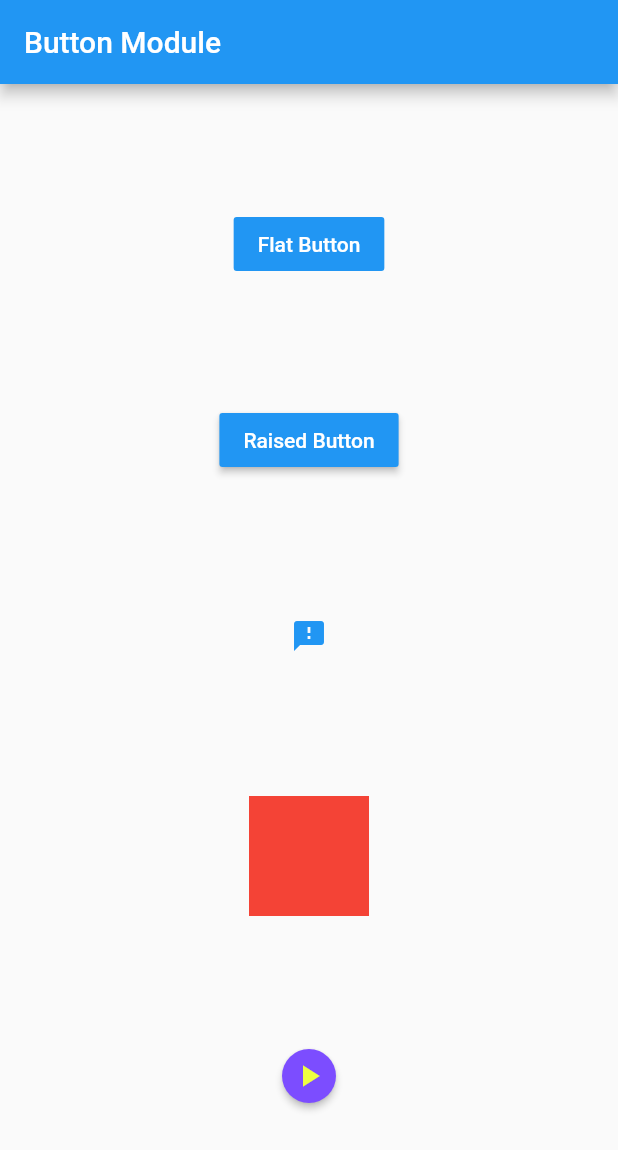
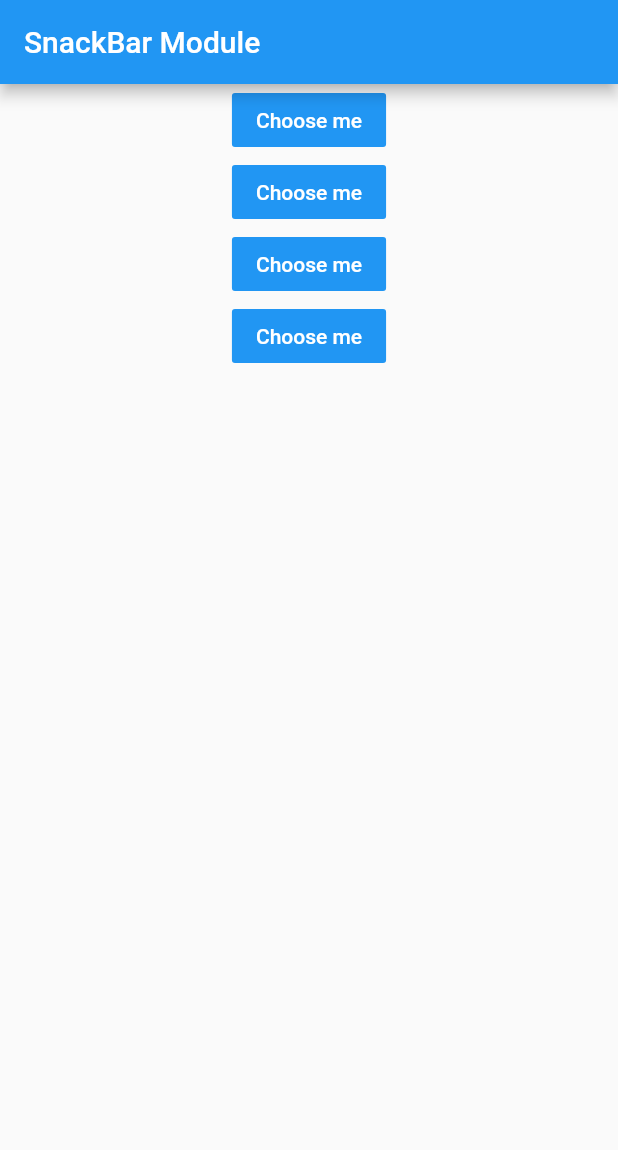
Before and after one commit to rendiwithi/flutter_example, a Flutter app: the screen it shows after launch, on a phone screen of 412 x 824 dp. Shown: the top 1150 px of the screen. Run offline on Flutter 3.47's test engine with Material 2 defaults, Android fonts, the phone set to English and light mode, and no system bars.

Commit message:
Menambahkan file SnackBar fix

```diff
--- a/lib/main.dart
+++ b/lib/main.dart
@@ -5,6 +5,7 @@ import 'package:flutter_example/module/buttonMod.dart';
 import 'package:flutter_example/module/containerMod.dart';
 import 'package:flutter_example/module/materialAppMod.dart';
 import 'package:flutter_example/module/scaffoldMod.dart';
+import 'package:flutter_example/module/snackBarMod.dart';
 
 void main() => runApp(MyApp());
 
@@ -13,7 +14,7 @@ class MyApp extends StatelessWidget {
   Widget build(BuildContext context) {
     return MaterialApp(
       debugShowCheckedModeBanner: false,
-      home: ButtonMod(),
+      home: SnackBarMod(),
     );
   }
 }
--- /dev/null
+++ b/lib/module/snackBarMod.dart
@@ -0,0 +1,76 @@
+import 'package:flutter/material.dart';
+
+class SnackBarMod extends StatelessWidget {
+  @override
+  Widget build(BuildContext context) {
+    return Scaffold(
+      appBar: AppBar(
+        title: Text("SnackBar Module"),
+      ),
+      body: Builder(
+        builder: (BuildContext context) {
+          return Center(
+            child: Column(
+              children: [
+                FlatButton(
+                  child: Text(
+                    "Choose me",
+                    style: TextStyle(color: Colors.white),
+                  ),
+                  onPressed: () {
+                    Scaffold.of(context).showSnackBar(SnackBar(
+                      content: Text("Not Me!"),
+                    ));
+                  },
+                  color: Colors.blue,
+                ),
+                FlatButton(
+                  child: Text(
+                    "Choose me",
+                    style: TextStyle(color: Colors.white),
+                  ),
+                  onPressed: () {
+                    Scaffold.of(context).showSnackBar(SnackBar(
+                      content: Text("Cool"),
+                    ));
+                  },
+                  color: Colors.blue,
+                ),
+                FlatButton(
+                  child: Text(
+                    "Choose me",
+                    style: TextStyle(color: Colors.white),
+                  ),
+                  onPressed: () {
+                    Scaffold.of(context).showSnackBar(SnackBar(
+                      content: Text("Warm"),
+                    ));
+                  },
+                  color: Colors.blue,
+                ),
+                FlatButton(
+                  child: Text(
+                    "Choose me",
+                    style: TextStyle(color: Colors.white),
+                  ),
+                  onPressed: () {
+                    Scaffold.of(context).showSnackBar(SnackBar(
+                      content: Row(
+                        children: [
+                          Icon(Icons.favorite, color: Colors.red,),
+                          Text("I LOVE YOU"),
+                        ],
+                      ),
+                      backgroundColor: Colors.deepOrange[200],
+                    ));
+                  },
+                  color: Colors.blue,
+                )
+              ],
+            ),
+          );
+        },
+      ),
+    );
+  }
+}
```
